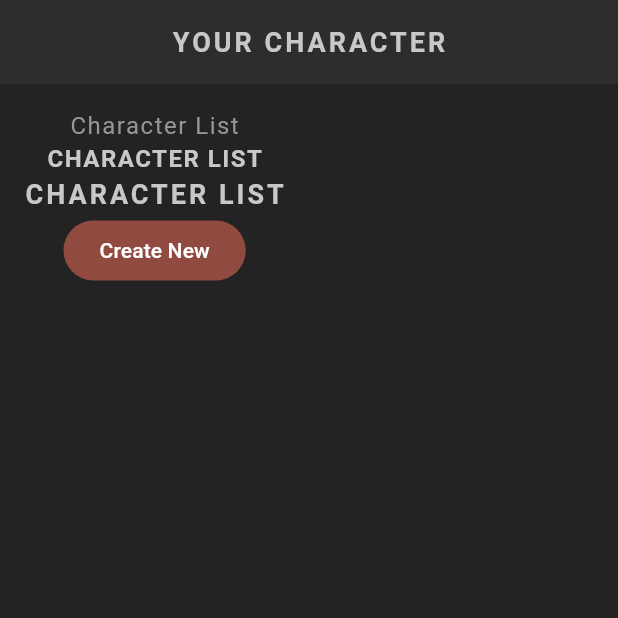
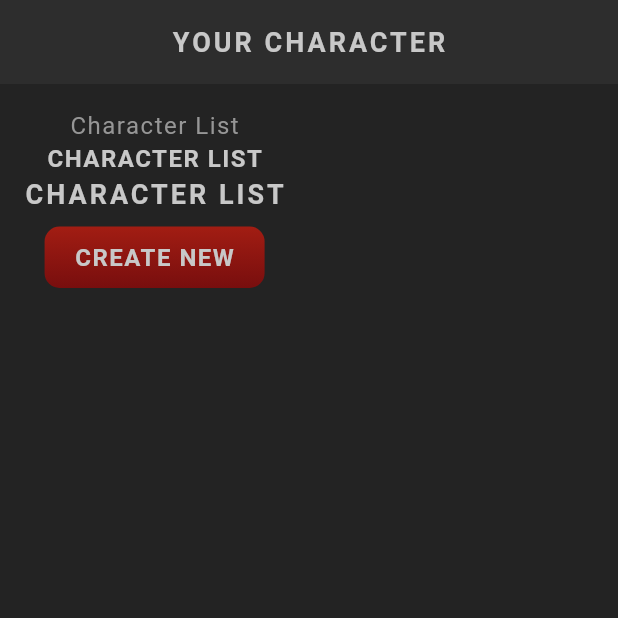
Before and after one commit to kphan1692/flutter_rgp, a Flutter app: the screen it shows after launch, on a phone screen of 412 x 824 dp, the top half of it. Run offline on Flutter 3.47's test engine with Material 3 defaults, Android fonts, the phone set to English and light mode, and no system bars; our stand-ins replace google_fonts; Roboto replaces fonts that are missing (Kanit).

Commit message:
color gradient

```diff
--- a/lib/screens/home/home.dart
+++ b/lib/screens/home/home.dart
@@ -1,4 +1,5 @@
 import 'package:flutter/material.dart';
+import 'package:flutter_rpg/shared/style_button.dart';
 import 'package:flutter_rpg/shared/styled_text.dart';
 
 class Home extends StatefulWidget {
@@ -23,9 +24,9 @@ class _HomeState extends State<Home> {
                 const StyledText('Character List'),
                 const StyleHeading('Character list'),
                 const StyledTitle('Character list'),
-                FilledButton(
+                StyleButton(
                   onPressed: () {},
-                  child: const Text('Create New'),
+                  child: const StyleHeading('Create New'),
                 )
               ],
             )));
--- /dev/null
+++ b/lib/shared/style_button.dart
@@ -0,0 +1,25 @@
+import 'package:flutter/material.dart';
+import 'package:flutter_rpg/theme.dart';
+
+class StyleButton extends StatelessWidget {
+  const StyleButton({super.key, required this.onPressed, required this.child});
+
+  final Function() onPressed;
+  final Widget child;
+  @override
+  Widget build(BuildContext context) {
+    return TextButton(
+        onPressed: onPressed,
+        child: Container(
+            padding: const EdgeInsets.symmetric(vertical: 10, horizontal: 20),
+            decoration: BoxDecoration(
+              gradient: LinearGradient(
+                colors: [AppColors.primaryColor, AppColors.primaryAccent],
+                begin: Alignment.topCenter,
+                end: Alignment.bottomCenter,
+              ),
+              borderRadius: const BorderRadius.all(Radius.circular(10)),
+            ),
+            child: child));
+  }
+}
```
